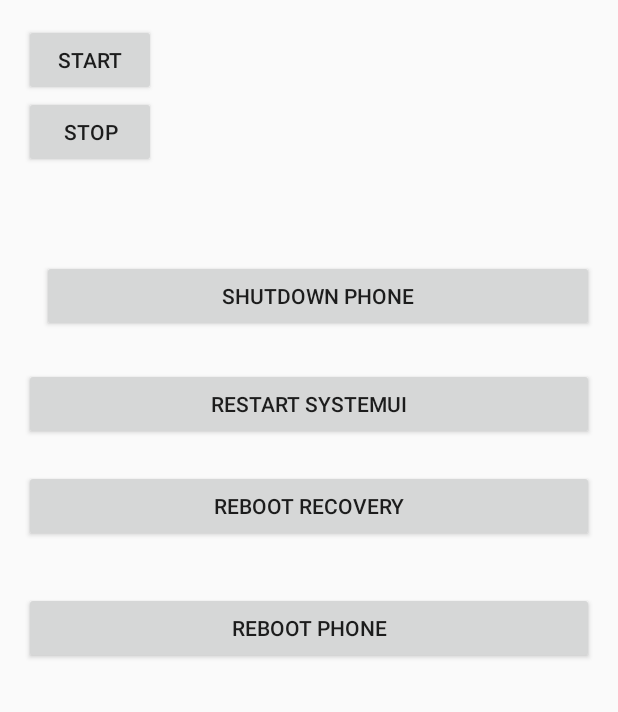
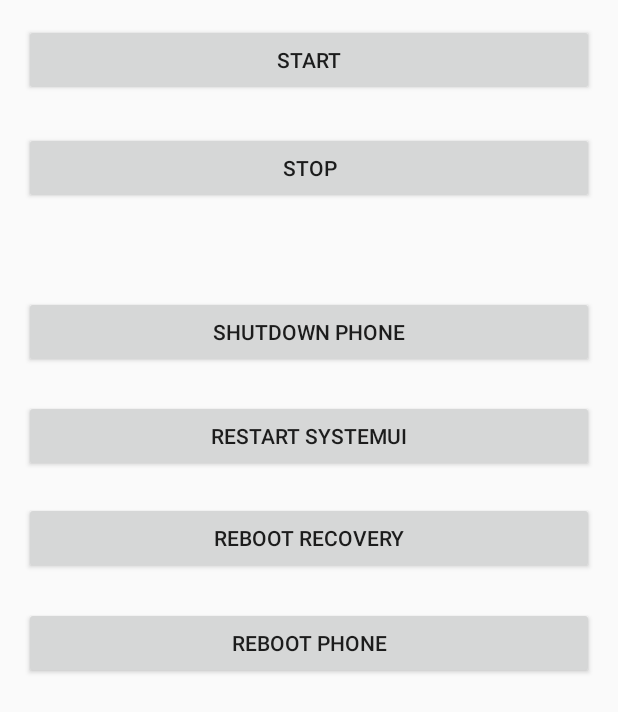
Before and after one commit to Project-CODENAME/project-codename, an Android app: the layout activity_main.xml on its own in the app's theme, with its tools: preview values and no code run, on a phone screen of 412 x 824 dp. Shown: the top 712 px of the screen. Run offline under Robolectric (Android 15) with nearby library versions, the phone set to English and light mode, and no system bars.

```diff
--- a/SimpleSensorProject/app/build.gradle
+++ b/SimpleSensorProject/app/build.gradle
@@ -28,4 +28,5 @@
     compile 'com.android.support:appcompat-v7:24.2.0'
     compile 'com.google.android.gms:play-services-location:9.8.0'
     testCompile 'junit:junit:4.12'
+    compile 'com.google.android.gms:play-services-appindexing:9.8.0'
 }
--- a/SimpleSensorProject/app/src/main/AndroidManifest.xml
+++ b/SimpleSensorProject/app/src/main/AndroidManifest.xml
@@ -18,7 +18,11 @@
 
                 <category android:name="android.intent.category.LAUNCHER" />
             </intent-filter>
-        </activity>
+        </activity><!-- ATTENTION: This was auto-generated to add Google Play services to your project for
+     App Indexing.  See https://g.co/AppIndexing/AndroidStudio for more information. -->
+        <meta-data
+            android:name="com.google.android.gms.version"
+            android:value="@integer/google_play_services_version" />
     </application>
 
 </manifest>
--- a/SimpleSensorProject/app/src/main/res/layout/activity_main.xml
+++ b/SimpleSensorProject/app/src/main/res/layout/activity_main.xml
@@ -10,29 +10,36 @@
     android:paddingTop="@dimen/activity_vertical_margin"
     tools:context="rcas.stevenshighschool.apphysics2.projectcodename.simplesensorproject.MainActivity">
 
+
     <Button
         android:layout_width="wrap_content"
         android:layout_height="wrap_content"
         android:text="start"
         android:onClick="record"
-        android:id="@+id/main"/>
+        android:id="@+id/main"
+        android:layout_alignParentTop="true"
+        android:layout_alignParentEnd="true"
+        android:layout_alignParentStart="true" />
+
     <Button
         android:layout_width="wrap_content"
         android:layout_height="wrap_content"
         android:text="stop"
         android:onClick="stopRecord"
-        android:layout_below="@id/main"
-        android:id="@+id/button2" />
+        android:id="@+id/button2"
+        android:layout_below="@+id/main"
+        android:layout_marginTop="24dp"
+        android:layout_alignParentEnd="true"
+        android:layout_alignParentStart="true" />
 
     <Button
         android:layout_width="match_parent"
         android:layout_height="wrap_content"
         android:text="Shutdown Phone"
         android:id="@+id/shut"
+        android:layout_marginTop="61dp"
         android:layout_below="@+id/button2"
-        android:layout_alignParentStart="true"
-        android:layout_marginStart="12dp"
-        android:layout_marginTop="61dp" />
+        android:layout_centerHorizontal="true" />
 
     <Button
         android:layout_width="match_parent"
@@ -48,7 +55,7 @@
         android:layout_height="wrap_content"
         android:text="Reboot Phone"
         android:id="@+id/btn_reb"
-        android:layout_marginTop="33dp"
+        android:layout_marginTop="22dp"
         android:layout_below="@+id/btn_rec"
         android:layout_alignParentStart="true" />
 
@@ -57,7 +64,7 @@
         android:layout_height="wrap_content"
         android:text="Restart SystemUI"
         android:id="@+id/SysUi"
-        android:layout_marginTop="24dp"
+        android:layout_marginTop="21dp"
         android:layout_below="@+id/shut"
         android:layout_alignParentStart="true" />
 
```
Also changed, not shown: SimpleSensorProject/app/src/main/java/rcas/stevenshighschool/apphysics2/projectcodename/simplesensorproject/MainActivity.java (+49 -32 lines).
